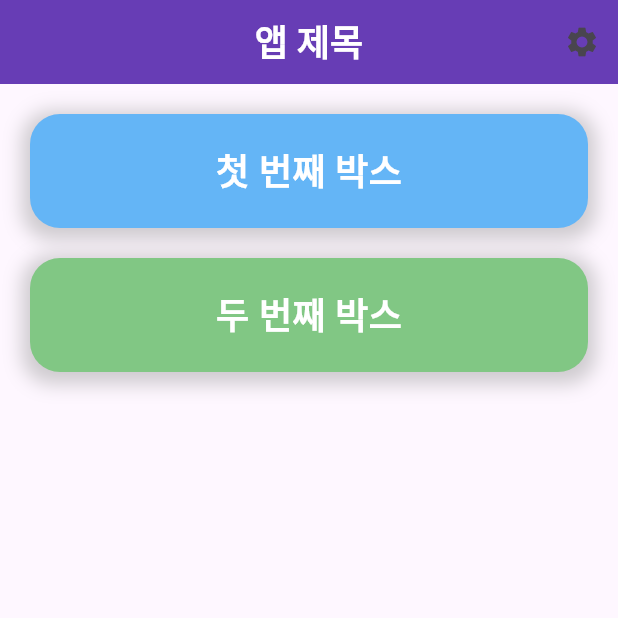
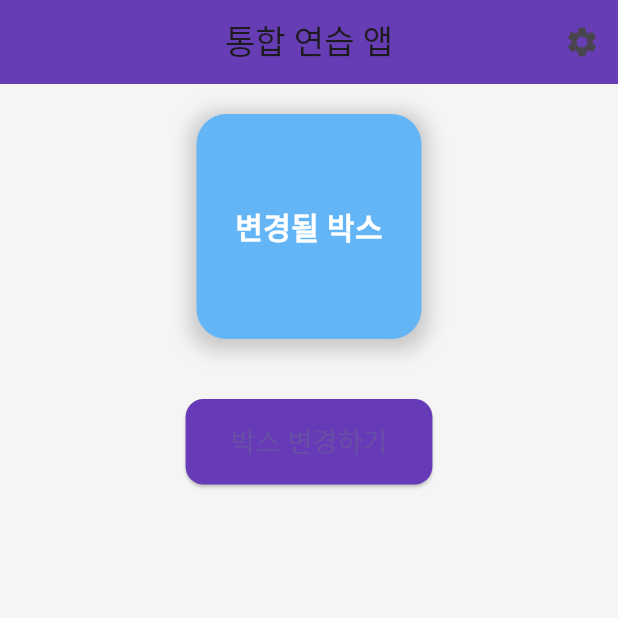
Before and after one commit to HOJOE5/design_practice, a Flutter app: the screen it shows after launch, on a phone screen of 412 x 824 dp, the top half of it. Run offline on Flutter 3.47's test engine with Material 3 defaults, Android fonts, the phone set to English and light mode, and no system bars.

Commit message:
두번째 수정

```diff
--- a/lib/main.dart
+++ b/lib/main.dart
@@ -1,38 +1,61 @@
-import 'package:flutter/material.dart'; // 가장 위에 추가
+import 'package:flutter/material.dart';
 
 void main() {
-  runApp(MyApp()); // 무조건 runApp(MyApp())
+  runApp(DesignPracticeApp());
 }
 
-class MyApp extends StatelessWidget {
-  // Flutter 기본 구조
+class DesignPracticeApp extends StatelessWidget {
   @override
   Widget build(BuildContext context) {
     return MaterialApp(
-      home: Scaffold(
+      debugShowCheckedModeBanner: false,
+      home: DesignPracticeHome(),
+    );
+  }
+}
+
+class DesignPracticeHome extends StatefulWidget {
+  @override
+  _DesignPracticeHomeState createState() => _DesignPracticeHomeState();
+}
+
+class _DesignPracticeHomeState extends State<DesignPracticeHome> {
+  Color boxColor = Colors.blue[300]!;
+  double boxSize = 150;
+
+  void changeBox() {
+    setState(() {
+      // 색깔과 크기 바꿔줌
+      boxColor =
+          boxColor == Colors.blue[300] ? Colors.green[300]! : Colors.blue[300]!;
+      boxSize = boxSize == 150 ? 200 : 150;
+    });
+  }
+
+  @override
+  Widget build(BuildContext context) {
+    return Scaffold(
+      backgroundColor: Colors.grey[100],
       appBar: AppBar(
+        title: Text('통합 연습 앱', style: TextStyle(fontSize: 22)),
+        centerTitle: true,
         backgroundColor: Colors.deepPurple,
-          centerTitle: true,
-          title: Text(
-            '앱 제목',
-            style: TextStyle(
-              fontSize: 24,
-              fontWeight: FontWeight.bold,
-              color: Colors.white,
-            ),
-          ),
-          elevation: 10, // 그림자 깊이
+        elevation: 10,
         actions: [IconButton(icon: Icon(Icons.settings), onPressed: () {})],
       ),
-
-        body: Column(
+      body: Padding(
+        padding: const EdgeInsets.all(20.0),
+        child: Column(
           children: [
-            SizedBox(height: 20), // 위에 간격
-            Container(
-              margin: EdgeInsets.symmetric(horizontal: 20),
-              padding: EdgeInsets.all(20),
+            Row(
+              mainAxisAlignment: MainAxisAlignment.spaceAround,
+              children: [
+                AnimatedContainer(
+                  duration: Duration(milliseconds: 500),
+                  width: boxSize,
+                  height: boxSize,
                   decoration: BoxDecoration(
-                color: Colors.blue[300],
+                    color: boxColor,
                     borderRadius: BorderRadius.circular(20),
                     boxShadow: [
                       BoxShadow(
@@ -45,39 +68,26 @@ class MyApp extends StatelessWidget {
                   ),
                   child: Center(
                     child: Text(
-                  '첫 번째 박스',
+                      '변경될 박스',
                       style: TextStyle(
-                    fontSize: 24,
+                        color: Colors.white,
+                        fontSize: 20,
                         fontWeight: FontWeight.bold,
-                    color: Colors.white,
                       ),
                     ),
                   ),
                 ),
-            SizedBox(height: 20), // 박스 간격
-            Container(
-              margin: EdgeInsets.symmetric(horizontal: 20),
-              padding: EdgeInsets.all(20),
-              decoration: BoxDecoration(
-                color: Colors.green[300],
-                borderRadius: BorderRadius.circular(20),
-                boxShadow: [
-                  BoxShadow(
-                    color: Colors.grey.withOpacity(0.5),
-                    spreadRadius: 5,
-                    blurRadius: 10,
-                    offset: Offset(0, 3),
-                  ),
               ],
             ),
-              child: Center(
-                child: Text(
-                  '두 번째 박스',
-                  style: TextStyle(
-                    fontSize: 24,
-                    fontWeight: FontWeight.bold,
-                    color: Colors.white,
-                  ),
+            SizedBox(height: 40),
+            ElevatedButton(
+              onPressed: changeBox,
+              child: Text('박스 변경하기', style: TextStyle(fontSize: 18)),
+              style: ElevatedButton.styleFrom(
+                backgroundColor: Colors.deepPurple,
+                padding: EdgeInsets.symmetric(horizontal: 30, vertical: 15),
+                shape: RoundedRectangleBorder(
+                  borderRadius: BorderRadius.circular(12),
                 ),
               ),
             ),
```
Lines whose indentation alone changed are shown as unchanged.
